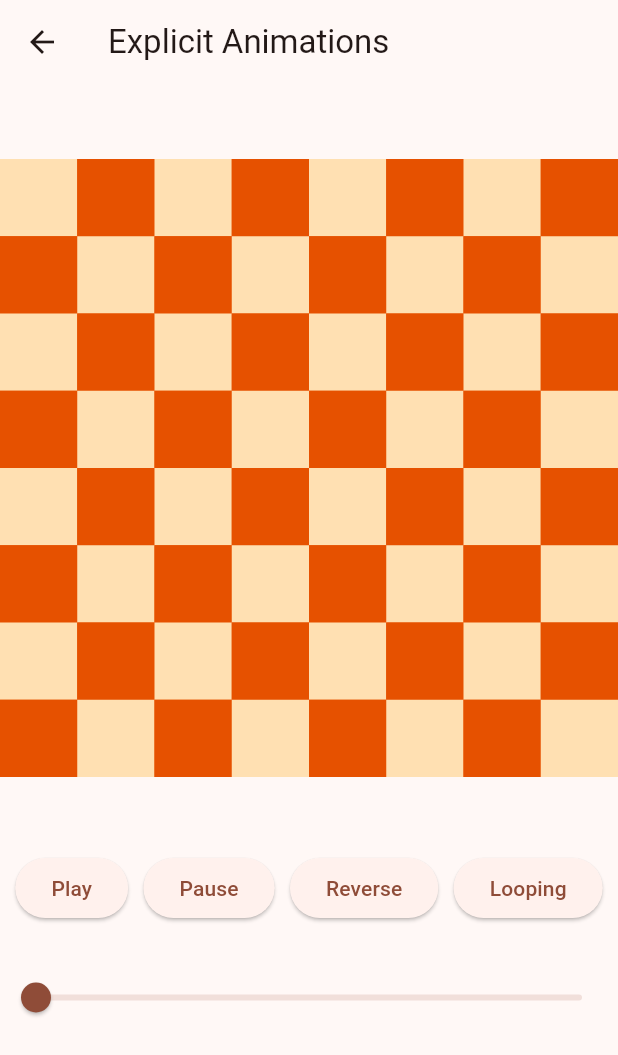
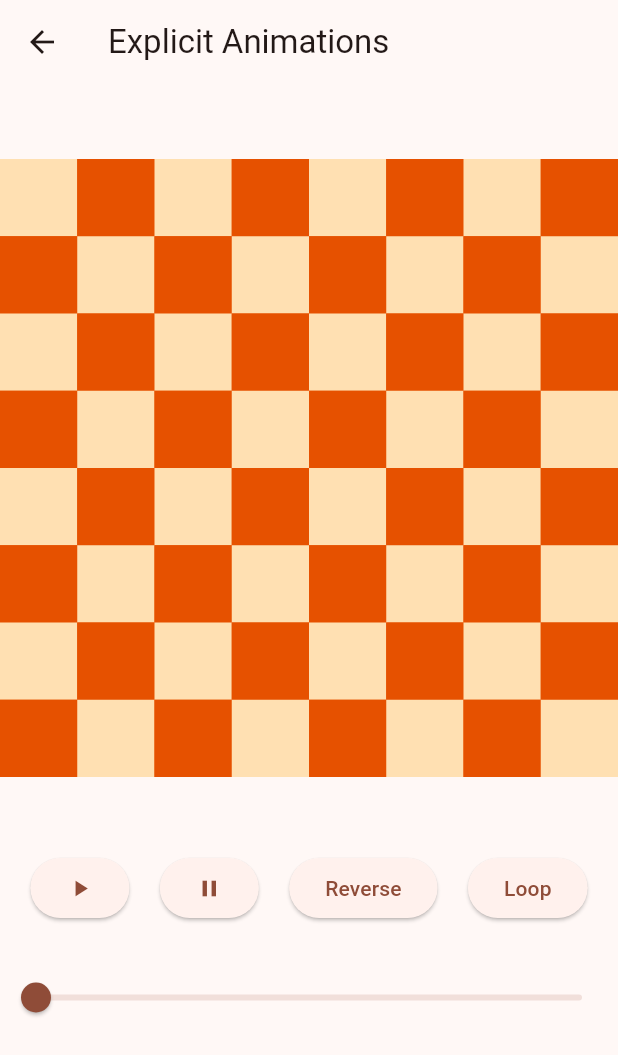
Before and after one commit to MarkJLee/flutter-animations, a Flutter app: the ExplicitAnimationsScreen screen opened directly, on a phone screen of 412 x 824 dp. Shown: the top 1055 px of the screen. Run offline on Flutter 3.47's test engine with Material 2 defaults, Android fonts, the phone set to English and light mode, and no system bars.

Commit message:
fix: overflow layout in ExplicitAnimationScreen

```diff
--- a/lib/screens/explicit_animations_screen.dart
+++ b/lib/screens/explicit_animations_screen.dart
@@ -149,11 +149,11 @@ class _ExplicitAnimationsScreenState extends State<ExplicitAnimationsScreen>
               children: [
                 ElevatedButton(
                   onPressed: _play,
-                  child: const Text("Play"),
+                  child: const Icon(Icons.play_arrow),
                 ),
                 ElevatedButton(
                   onPressed: _pause,
-                  child: const Text("Pause"),
+                  child: const Icon(Icons.pause),
                 ),
                 ElevatedButton(
                   onPressed: _reverse,
@@ -161,9 +161,7 @@ class _ExplicitAnimationsScreenState extends State<ExplicitAnimationsScreen>
                 ),
                 ElevatedButton(
                   onPressed: _toggleLooping,
-                  child: Text(
-                    _looping ? "Stop Looping" : "Looping",
-                  ),
+                  child: Text(_looping ? "Stop Loop" : "Loop"),
                 ),
               ],
             ),
```
